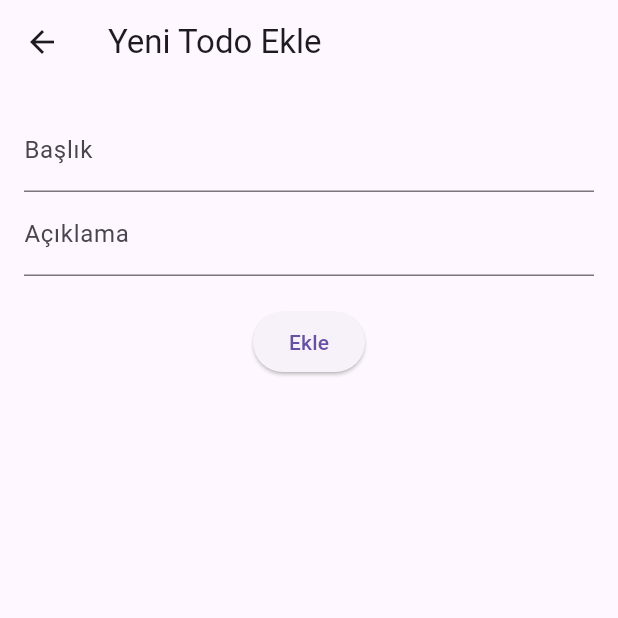
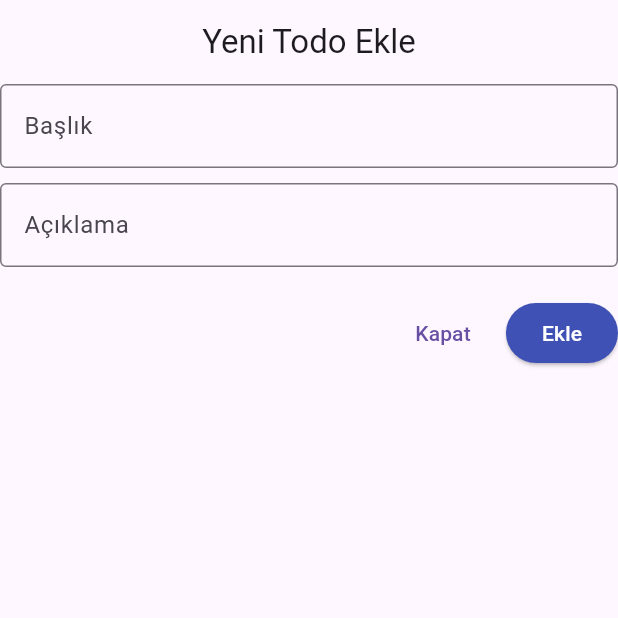
Before and after one commit to ozcann159/TodoApp, a Flutter app: the TodoFormPage screen opened by its route, on a phone screen of 412 x 824 dp, the top half of it. Run offline on Flutter 3.47's test engine with Material 3 defaults, Android fonts, the phone set to English and light mode, and no system bars; our stand-ins replace cloud_firestore, firebase_auth, firebase_core, get; accounts and stored records are empty.

Commit message:
`fix: UI errors fixed`

```diff
--- a/lib/pages/todo_form_page.dart
+++ b/lib/pages/todo_form_page.dart
@@ -72,7 +72,8 @@ class _TodoFormPageState extends State<TodoFormPage> {
         }
         Get.back();
       } catch (e) {
-        Get.snackbar('Error', e.toString(), snackPosition: SnackPosition.BOTTOM);
+        Get.snackbar('Error', e.toString(),
+            snackPosition: SnackPosition.BOTTOM);
       }
     }
   }
@@ -81,17 +82,24 @@ class _TodoFormPageState extends State<TodoFormPage> {
   Widget build(BuildContext context) {
     return Scaffold(
       appBar: AppBar(
-        title: Text(widget.isUpdate ? 'Todo Güncelle' : 'Yeni Todo Ekle'),
+        automaticallyImplyLeading: false,
+        title: Center(
+          child: Text(widget.isUpdate ? 'Todo Güncelle' : 'Yeni Todo Ekle'),
         ),
-      body: Padding(
-        padding: const EdgeInsets.all(16.0),
+      ),
+      body: SingleChildScrollView(
+        child: Container(
+          width: MediaQuery.of(context).size.width,
           child: Form(
             key: _formKey,
             child: Column(
               children: [
                 TextFormField(
                   controller: titleController,
-                decoration: InputDecoration(labelText: 'Başlık'),
+                  decoration: const InputDecoration(
+                    labelText: 'Başlık',
+                    border: OutlineInputBorder(),
+                  ),
                   validator: (value) {
                     if (value == null || value.isEmpty) {
                       return 'Başlık gerekli';
@@ -99,9 +107,11 @@ class _TodoFormPageState extends State<TodoFormPage> {
                     return null;
                   },
                 ),
+                SizedBox(height: 10),
                 TextFormField(
                   controller: descriptionController,
-                decoration: InputDecoration(labelText: 'Açıklama'),
+                  decoration: const InputDecoration(
+                      labelText: 'Açıklama', border: OutlineInputBorder()),
                   validator: (value) {
                     if (value == null || value.isEmpty) {
                       return 'Açıklama gerekli';
@@ -109,12 +119,29 @@ class _TodoFormPageState extends State<TodoFormPage> {
                     return null;
                   },
                 ),
-              SizedBox(height: 20),
+                const SizedBox(height: 20),
+                Row(
+                  mainAxisAlignment: MainAxisAlignment.end,
+                  children: [
+                    TextButton(
+                      onPressed: () {
+                        Navigator.pop(context);
+                      },
+                      child: Text('Kapat'),
+                    ),
+                    SizedBox(width: 10),
                     ElevatedButton(
+                      style: ElevatedButton.styleFrom(
+                        backgroundColor: Colors.indigo,
+                        foregroundColor: Colors.white,
+                      ),
                       onPressed: _saveTodo,
                       child: Text(widget.isUpdate ? 'Güncelle' : 'Ekle'),
                     ),
                   ],
+                ),
+              ],
+            ),
           ),
         ),
       ),
```
Lines whose indentation alone changed are shown as unchanged.
